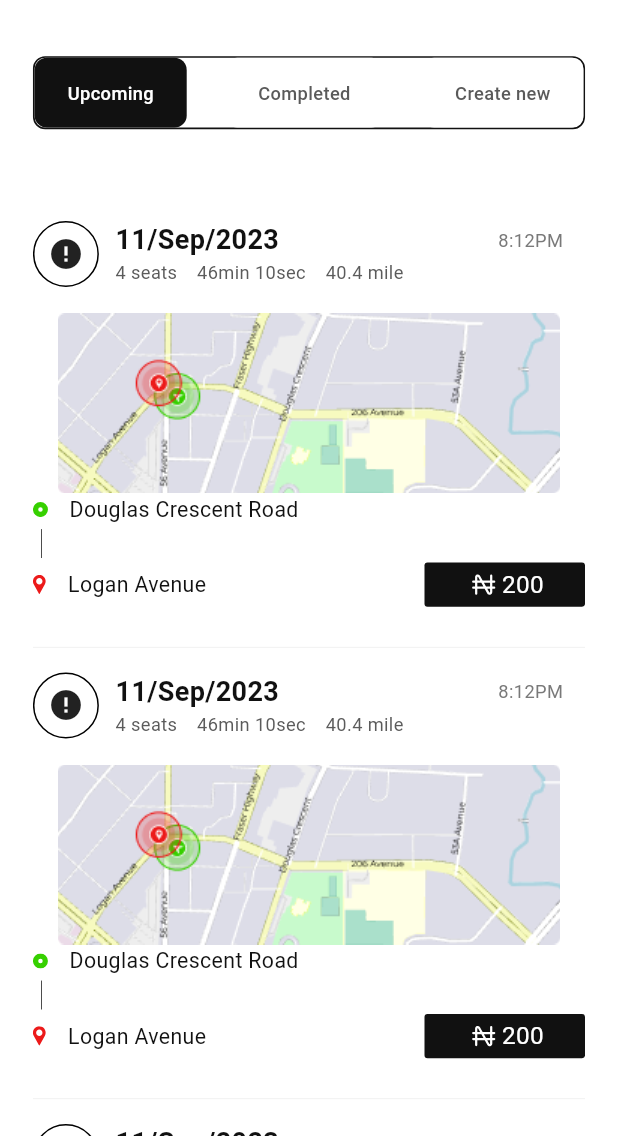
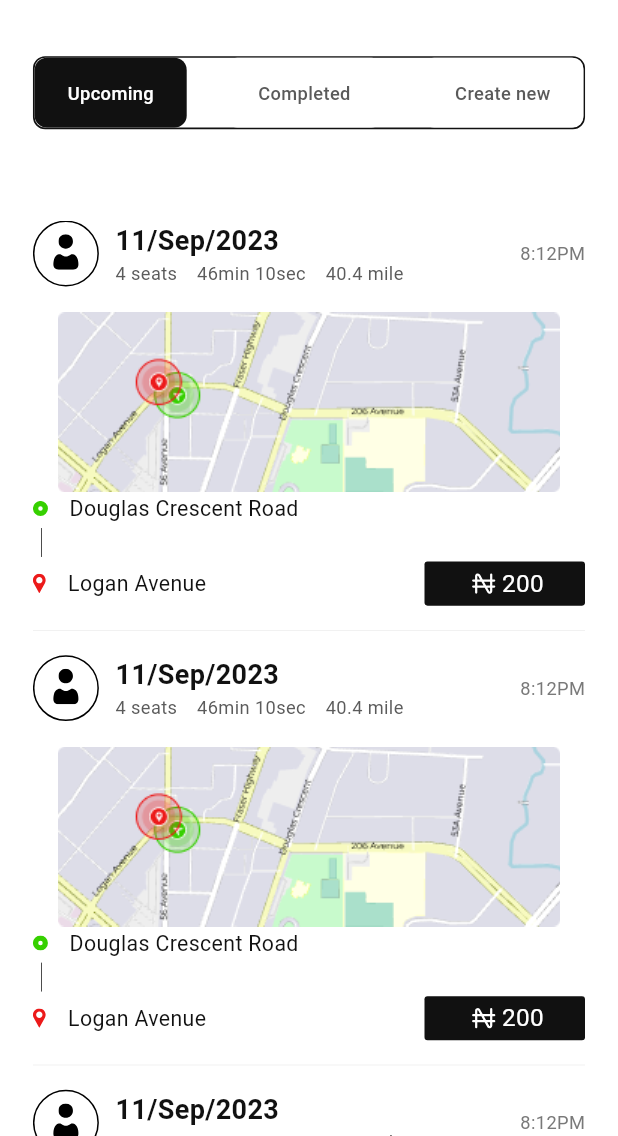
Before and after one commit to solomontu/Ride-share, a Flutter app: the screen it shows after launch, on a phone screen of 412 x 824 dp, the part 100-1236 px from its top. Run offline on Flutter 3.47's test engine with Material 3 defaults, Android fonts, the phone set to English and light mode, and no system bars; drawn by our look-alikes of cached_network_image; our stand-ins replace flutter_riverpod, flutter_screenutil, flutter_svg, go_router; network calls fail; Roboto replaces fonts that are missing (Euclid-Circular-B).

Commit message:
Adjusted for small screens

```diff
--- a/lib/views/home/home_shared_widgets/ride_tile.dart
+++ b/lib/views/home/home_shared_widgets/ride_tile.dart
@@ -6,7 +6,6 @@ import 'package:ride_share/shared/global_variables.dart';
 import 'package:ride_share/shared/utils/assets.dart';
 import 'package:ride_share/shared/utils/styles.dart';
 import 'package:ride_share/shared/widgets/custom_divider.dart';
-import 'package:ride_share/shared/widgets/spacers/horizontal_spacer.dart';
 
 class RideTile extends StatelessWidget {
   const RideTile({super.key, this.onTap, this.seatsLeft});
@@ -22,7 +21,7 @@ class RideTile extends StatelessWidget {
         mainAxisAlignment: MainAxisAlignment.start,
         children: [
           SizedBox(
-            height: seatsLeft == null ? 268 : 298,
+            // height: seatsLeft == null ? 268 : 269,
             width: 335.w,
             child: Column(
               mainAxisAlignment: MainAxisAlignment.start,
@@ -69,7 +68,8 @@ class TileTitle extends StatelessWidget {
   @override
   Widget build(BuildContext context) {
     return SizedBox(
-      height: 44.h,
+      width: 335.w,
+      // height: 49.h,
       child: Row(mainAxisAlignment: MainAxisAlignment.start, children: [
         ProfilePicture(imageUrl: profileImage ?? ''),
         Padding(
@@ -81,9 +81,6 @@ class TileTitle extends StatelessWidget {
                 children: [
                   Styles.bold(titleText ?? '11/Sep/2023',
                       color: srThemes.primaryColor),
-                  HSpace(133.w),
-                  Styles.regular('8:12PM',
-                      fontSize: 12.sp, color: srThemes.gray2),
                 ],
               ),
               titleSubWidget ??
@@ -98,7 +95,13 @@ class TileTitle extends StatelessWidget {
                   )
             ],
           ),
-        )
+        ),
+        const Spacer(),
+        Align(
+          alignment: Alignment.topRight,
+          child:
+              Styles.regular('8:12PM', fontSize: 12.sp, color: srThemes.gray2),
+        ),
       ]),
     );
   }
@@ -129,22 +132,18 @@ class ProfileImagePlaceHolder extends StatelessWidget {
 
   @override
   Widget build(BuildContext context) {
-    return SizedBox(
-      height: 30,
-      width: 30,
-      child: Stack(children: [
+    return Stack(children: [
       Positioned(
-            bottom: 10,
+          bottom: 10.h,
           left: 0,
           right: 0,
           child: SvgPicture.asset(Assets.personBody)),
       Positioned(
-            top: 12,
+          top: 8.h,
           left: 0,
           right: 0,
           child: SvgPicture.asset(Assets.personHead))
-      ]),
-    );
+    ]);
   }
 }
 
@@ -159,7 +158,7 @@ class CachedNetworkImageHolder extends StatelessWidget {
       fit: BoxFit.fill,
       imageUrl: imageUrl ?? '',
       placeholder: (context, url) => const ProfileImagePlaceHolder(),
-      errorWidget: (context, url, error) => Icon(Icons.error),
+      errorWidget: (context, url, error) => const ProfileImagePlaceHolder(),
     );
   }
 }
```
Lines whose indentation alone changed are shown as unchanged.
